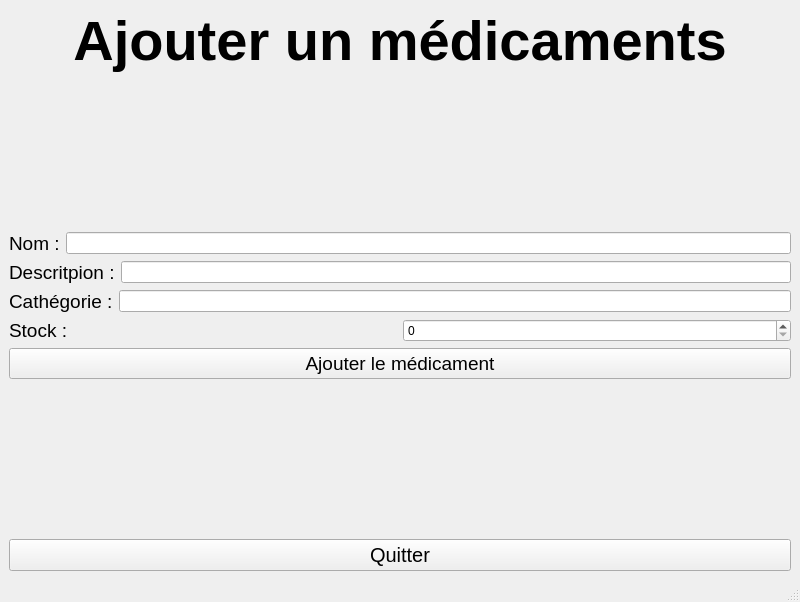
First picture: the form in MédicamentsAjouter.ui, repository Squeltone/tri_pharmacie, before the edit.
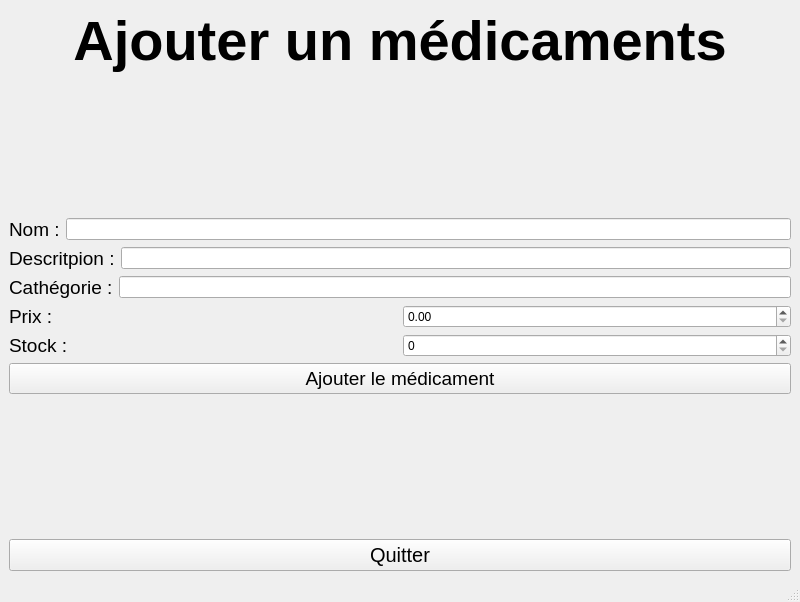
Second picture: the form after the edit.

Diff of the .ui file:
```diff
--- a/MédicamentsAjouter.ui
+++ b/MédicamentsAjouter.ui
@@ -119,6 +119,32 @@
       </item>
      </layout>
     </item>
+    <item>
+     <layout class="QHBoxLayout" name="horizontalLayout_5">
+      <item>
+       <widget class="QLabel" name="Prix">
+        <property name="font">
+         <font>
+          <pointsize>14</pointsize>
+         </font>
+        </property>
+        <property name="text">
+         <string>Prix :</string>
+        </property>
+        <property name="textInteractionFlags">
+         <set>Qt::TextInteractionFlag::NoTextInteraction</set>
+        </property>
+       </widget>
+      </item>
+      <item>
+       <widget class="QDoubleSpinBox" name="AjouterMedicamentPrixData">
+        <property name="maximum">
+         <double>999.990000000000009</double>
+        </property>
+       </widget>
+      </item>
+     </layout>
+    </item>
     <item>
      <layout class="QHBoxLayout" name="horizontalLayout">
       <item>
```
